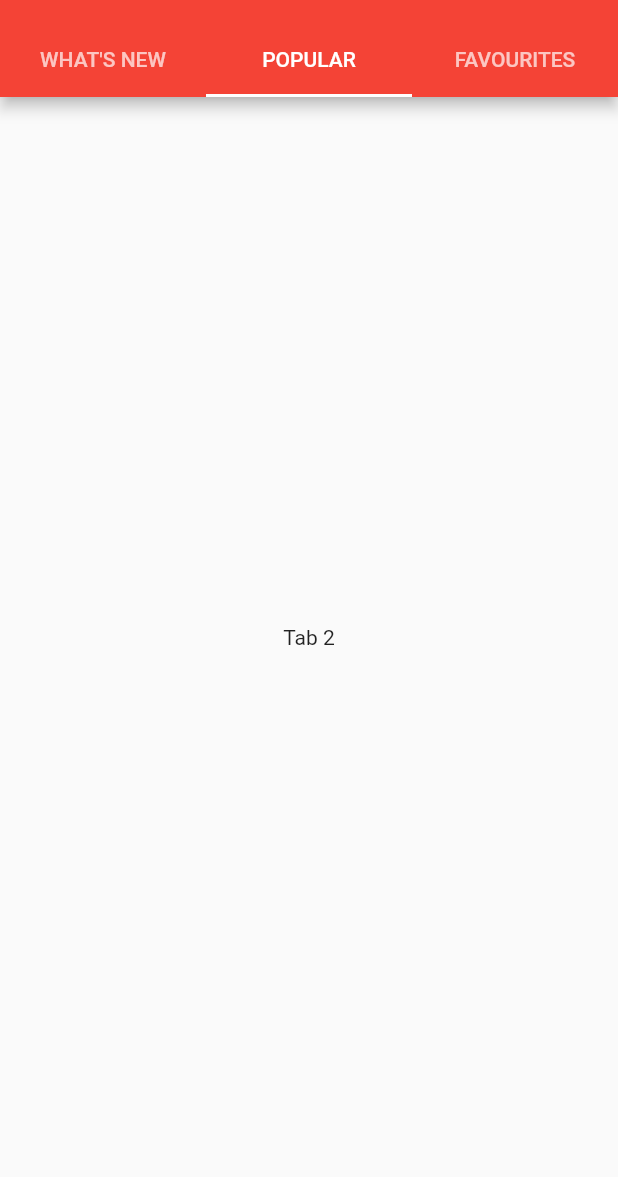
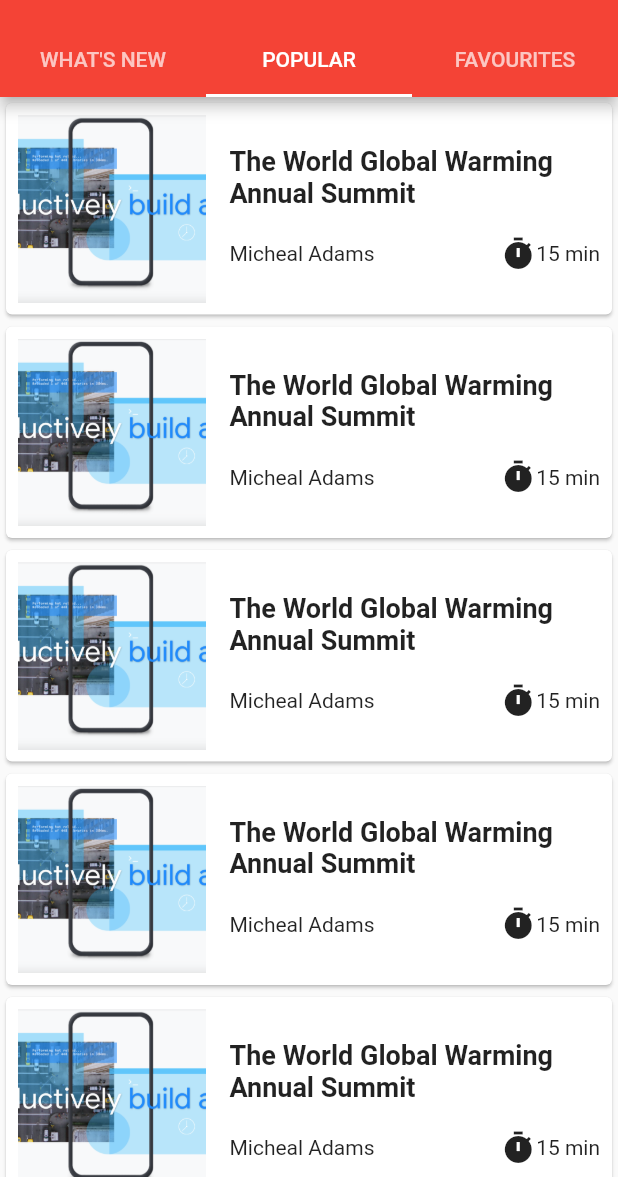
Before and after one commit to loqmanali/flutterappnews5, a Flutter app: the HomeScreen screen opened directly, tab 2 chosen, on a phone screen of 412 x 824 dp, the part 59-1236 px from its top. Run offline on Flutter 3.47's test engine with Material 2 defaults, Android fonts, the phone set to English and light mode, and no system bars; our stand-ins replace shared_preferences; accounts and stored records are empty.

Commit message:
add popular screen

```diff
--- a/lib/screens/home_tabs/popular.dart
+++ b/lib/screens/home_tabs/popular.dart
@@ -8,9 +8,60 @@ class Popular extends StatefulWidget {
 class _PopularState extends State<Popular> {
   @override
   Widget build(BuildContext context) {
-    return Container(
-      child: Center(
-        child: Text('Tab 2'),
+    return ListView.builder(
+      itemBuilder: (context, position) {
+        return Card(
+          child: _drawSingleRow(),
+        );
+      },
+      itemCount: 25,
+    );
+  }
+
+  Widget _drawSingleRow() {
+    return Padding(
+      padding: const EdgeInsets.all(8.0),
+      child: Row(
+        children: [
+          SizedBox(
+            child: Image(
+              image: ExactAssetImage('assets/placeholder_bg.png'),
+              fit: BoxFit.cover,
+            ),
+            width: 125,
+            height: 125,
+          ),
+          SizedBox(width: 16),
+          Expanded(
+            child: Column(
+              children: [
+                Text(
+                  'The World Global Warming Annual Summit',
+                  style: TextStyle(
+                    fontSize: 18,
+                    fontWeight: FontWeight.w600,
+                  ),
+                ),
+                SizedBox(height: 18),
+                Row(
+                  mainAxisAlignment: MainAxisAlignment.spaceBetween,
+                  children: [
+                    Text(
+                      'Micheal Adams',
+                      maxLines: 2,
+                    ),
+                    Row(
+                      children: [
+                        Icon(Icons.timer),
+                        Text('15 min'),
+                      ],
+                    ),
+                  ],
+                ),
+              ],
+            ),
+          ),
+        ],
       ),
     );
   }
```
